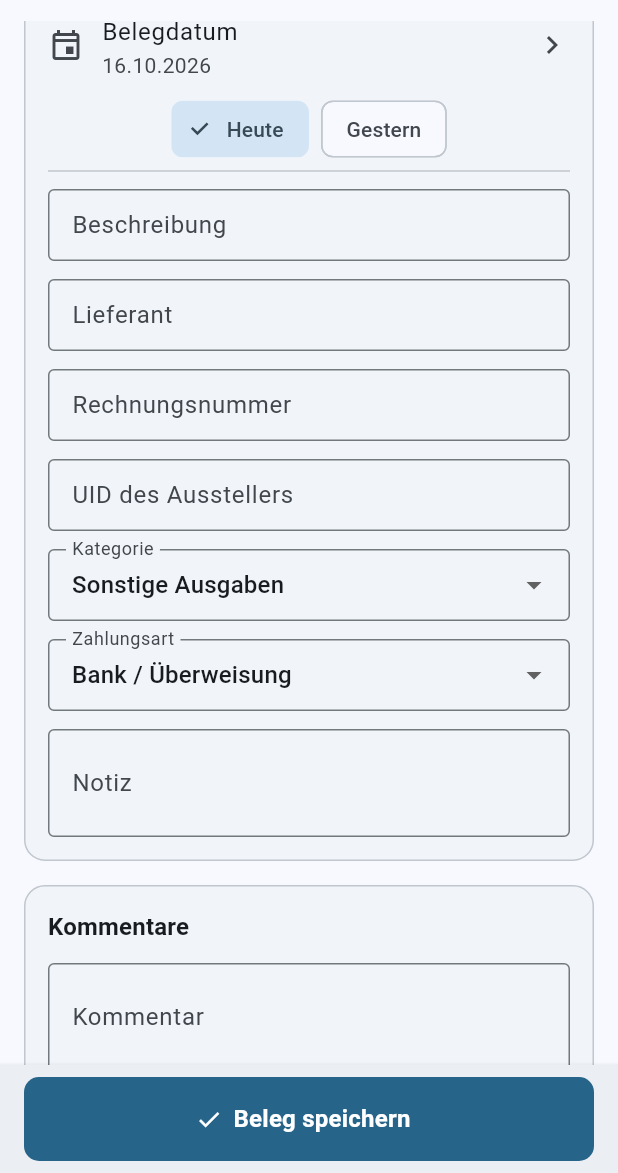
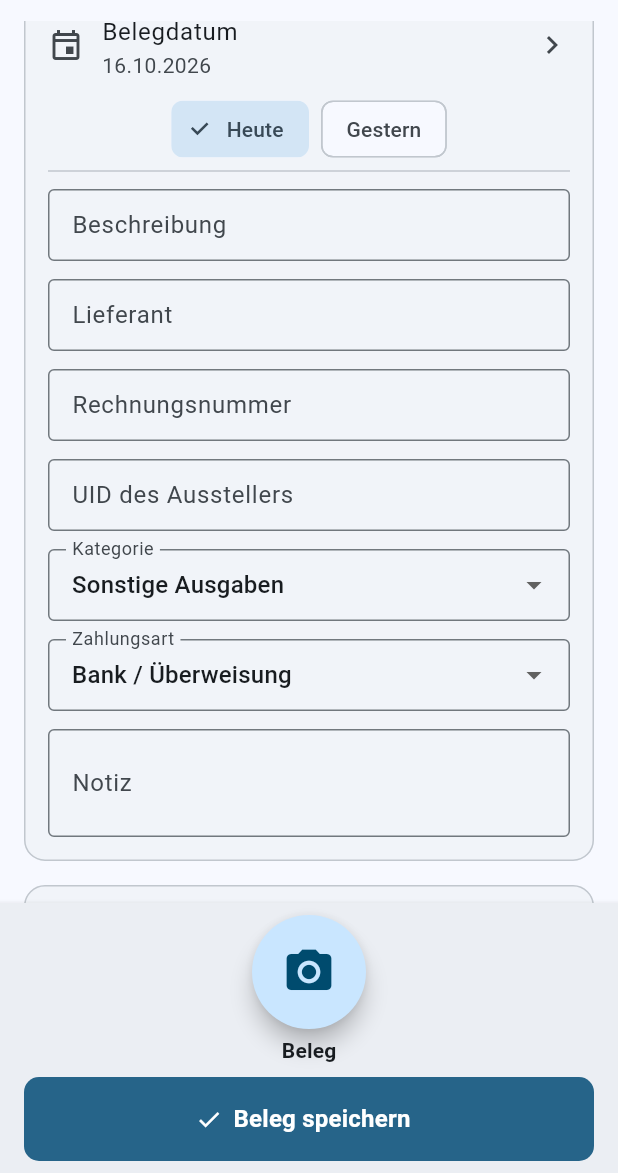
Before and after one commit to juergenjesenko-gif/Buchhaltung-, a Flutter app: the ReceiptEditScreen screen opened directly, scrolled down 576 dp, on a phone screen of 412 x 824 dp, the part 63-1236 px from its top. Run offline on Flutter 3.47's test engine with Material 3 defaults, Android fonts, the phone set to English and light mode, and no system bars; our stand-ins replace flutter_secure_storage, image_picker, in_app_purchase, local_auth, pdf, share_plus and 1 more; missing offline and left inert: cryptography, in_app_purchase_android, in_app_purchase_storekit; accounts and stored records are empty; statements that could not run were skipped.

Commit message:
Runder Aufnahmeknopf „Beleg“ unten in der Mitte (FA-12.1)
Entscheidung Auftraggeberin 2026-10-16: Beleg fotografieren blind mit dem
Daumen. CaptureButton (Kreis 76 dp, Kamera, „Beleg“) auf Übersicht und
Belegliste (öffnet direkt Scanner/Kamera) sowie im Belegformular mittig
über „Beleg speichern“ („Seite“/„Rückseite?“), Galerie kleiner im Formular.
DESIGN_SPEC 1.3 Regel 13, SPEC 1.73 (FA-12.1, FA-12.7, 7, 14: P-X17,
P-D39), Handbuch, Widget-Tests für Größe und Mitte.

Co-Authored-By: Claude Opus 5.5 <noreply@anthropic.com>
Claude-Session: https://claude.ai/code/session_016sfhTuSB7LJAoqeRige712

```diff
--- a/lib/features/receipts/receipt_edit_screen.dart
+++ b/lib/features/receipts/receipt_edit_screen.dart
@@ -1155,23 +1155,18 @@ class _ReceiptEditScreenState extends State<ReceiptEditScreen> {
           ),
         if (!_isCancelled) ...[
           if (_pages.isNotEmpty) const SizedBox(height: 8),
+          // Fotografieren liegt als runder Knopf unten in der Mitte
+          // (ReceiptSaveBar, DESIGN_SPEC 5a Regel 13); hier nur die
+          // kleinere Nebenaktion.
           Row(
             children: [
               Expanded(
                 child: OutlinedButton.icon(
-                  onPressed: () => _addPage(ImageSource.camera),
-                  icon: const Icon(Icons.photo_camera_outlined),
-                  label: Text(
-                    _pages.isEmpty ? 'Fotografieren' : 'Seite fotografieren',
-                  ),
-                ),
-              ),
-              const SizedBox(width: 12),
-              Expanded(
-                child: OutlinedButton.icon(
                   onPressed: () => _addPage(ImageSource.gallery),
                   icon: const Icon(Icons.photo_library_outlined),
-                  label: Text(_pages.isEmpty ? 'Auswählen' : 'Seite wählen'),
+                  label: Text(
+                    _pages.isEmpty ? 'Foto auswählen' : 'Seite wählen',
+                  ),
                 ),
               ),
             ],
@@ -1868,7 +1863,9 @@ class _ReceiptEditScreenState extends State<ReceiptEditScreen> {
                   editing: _isEditing,
                   saving: _saving,
                   onSave: _save,
-                  onAddPage: () => _addPage(ImageSource.camera),
+                  onAddPage: _isCancelled
+                      ? null
+                      : () => _addPage(ImageSource.camera),
                 ),
               ],
             ),
--- a/lib/features/receipts/receipt_save_bar.dart
+++ b/lib/features/receipts/receipt_save_bar.dart
@@ -1,5 +1,6 @@
 import 'package:flutter/material.dart';
 
+import '../../widgets/capture_button.dart';
 import '../../widgets/primary_action_bar.dart';
 
 /// Unten fixierte Speicherleiste des Belegformulars.
@@ -32,7 +33,10 @@ class ReceiptSaveBar extends StatelessWidget {
   final bool saving;
   final VoidCallback onSave;
 
-  /// Sekundäre Aktion bei nur einer Seite: beschriebene Rückseite ergänzen.
+  /// Weitere Seite fotografieren: runder Aufnahmeknopf mittig über dem
+  /// Speichern-Knopf, an derselben Stelle wie auf Übersicht und Belegliste
+  /// (DESIGN_SPEC 5a, Regel 13). Mit offener Tastatur ausgeblendet, damit
+  /// das aktive Feld sichtbar bleibt (Regel 5).
   final VoidCallback? onAddPage;
 
   /// Mindesthöhe des Primärknopfs, über `touch.min` (48 dp) hinaus.
@@ -50,11 +54,14 @@ class ReceiptSaveBar extends StatelessWidget {
           ? 'Mit Speichern bestätigst du, dass alle Seiten '
                 'inkl. beschriebener Rückseiten erfasst sind.'
           : null,
-      secondary: confirms && totalPages == 1 && onAddPage != null
-          ? PrimaryActionBar.outlined(
-              key: const ValueKey('receipt-add-back'),
-              label: 'Rückseite?',
-              icon: Icons.add_a_photo_outlined,
+      capture:
+          onAddPage != null && MediaQuery.of(context).viewInsets.bottom == 0
+          ? CaptureButton(
+              key: const ValueKey('receipt-add-page'),
+              heroTag: 'receipt-add-page',
+              label: totalPages == 0
+                  ? 'Beleg'
+                  : (totalPages == 1 && confirms ? 'Rückseite?' : 'Seite'),
               onPressed: saving ? null : onAddPage,
             )
           : null,
--- /dev/null
+++ b/lib/widgets/capture_button.dart
@@ -0,0 +1,54 @@
+import 'package:flutter/material.dart';
+
+/// Runder, großer Aufnahmeknopf „Beleg“ (DESIGN_SPEC 5a, Entscheidung
+/// Auftraggeberin 2026-10-16): die wichtigste Funktion der App, blind mit dem
+/// Daumen erreichbar. Immer unten in der Mitte – auf der Übersicht, in der
+/// Belegliste und im Belegformular an derselben Stelle, damit die Hand sich
+/// den Ort merkt. Kreis [diameter] dp mit Kamerasymbol, Beschriftung
+/// darunter, Semantik „[label] fotografieren“.
+class CaptureButton extends StatelessWidget {
+  const CaptureButton({
+    super.key,
+    required this.onPressed,
+    this.label = 'Beleg',
+    this.heroTag,
+  });
+
+  /// Durchmesser des Kreises, deutlich über 48 dp (`touch.capture`).
+  static const double diameter = 76;
+
+  final VoidCallback? onPressed;
+  final String label;
+  final Object? heroTag;
+
+  @override
+  Widget build(BuildContext context) {
+    final theme = Theme.of(context);
+    return Semantics(
+      button: true,
+      label: '$label fotografieren',
+      excludeSemantics: true,
+      child: Column(
+        mainAxisSize: MainAxisSize.min,
+        children: [
+          SizedBox.square(
+            dimension: diameter,
+            child: FloatingActionButton.large(
+              heroTag: heroTag,
+              shape: const CircleBorder(),
+              onPressed: onPressed,
+              child: const Icon(Icons.photo_camera, size: 36),
+            ),
+          ),
+          const SizedBox(height: 4),
+          Text(
+            label,
+            style: theme.textTheme.labelLarge?.copyWith(
+              fontWeight: FontWeight.w600,
+            ),
+          ),
+        ],
+      ),
+    );
+  }
+}
--- a/lib/widgets/primary_action_bar.dart
+++ b/lib/widgets/primary_action_bar.dart
@@ -12,6 +12,7 @@ class PrimaryActionBar extends StatelessWidget {
     required this.primary,
     this.secondary,
     this.note,
+    this.capture,
   });
 
   /// Mindesthöhe der Knöpfe, über die 48-dp-Zielfläche hinaus.
@@ -19,6 +20,9 @@ class PrimaryActionBar extends StatelessWidget {
 
   final Widget primary;
   final Widget? secondary;
+
+  /// Runder Aufnahmeknopf mittig über der Leiste (DESIGN_SPEC 5a, Regel 13).
+  final Widget? capture;
 
   /// Erklärzeile über den Knöpfen, z. B. was das Tippen bestätigt.
   final String? note;
@@ -101,6 +105,11 @@ class PrimaryActionBar extends StatelessWidget {
               ? CrossAxisAlignment.end
               : CrossAxisAlignment.stretch,
           children: [
+            if (capture != null)
+              Padding(
+                padding: const EdgeInsets.only(bottom: 8),
+                child: Center(child: capture),
+              ),
             if (note != null)
               Padding(
                 padding: const EdgeInsets.only(bottom: 6),
```
Also changed, not shown: lib/features/dashboard/dashboard_screen.dart (+4 -3 lines), lib/features/receipts/receipt_list_screen.dart (+17 -6 lines), 6 other files.
